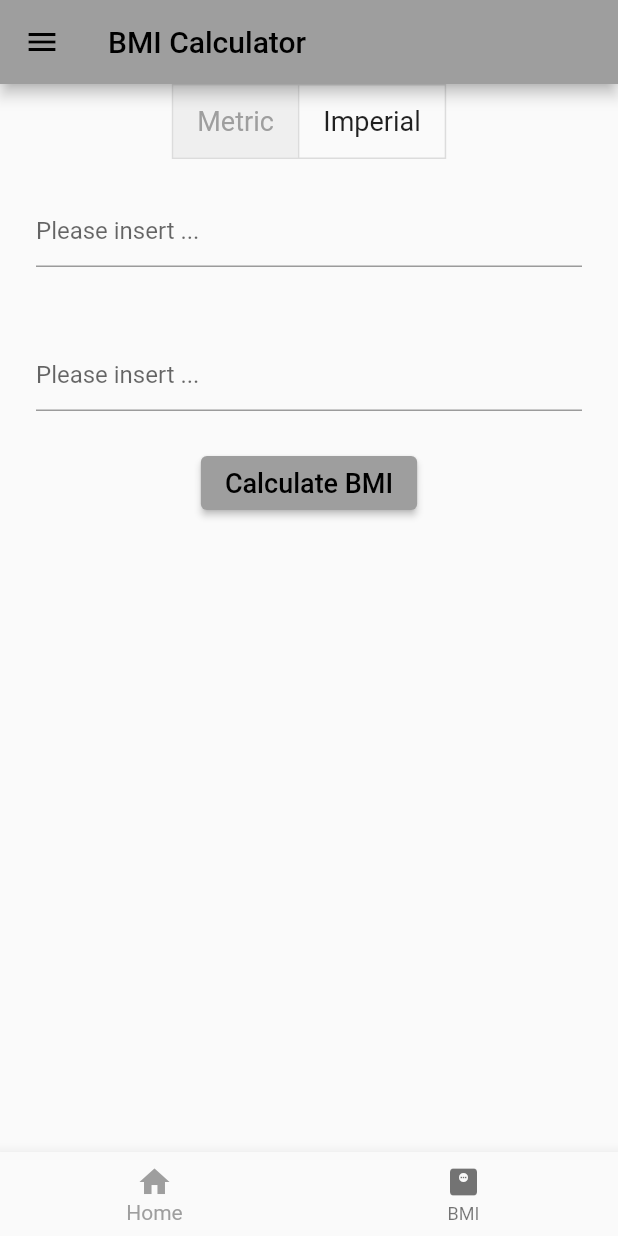
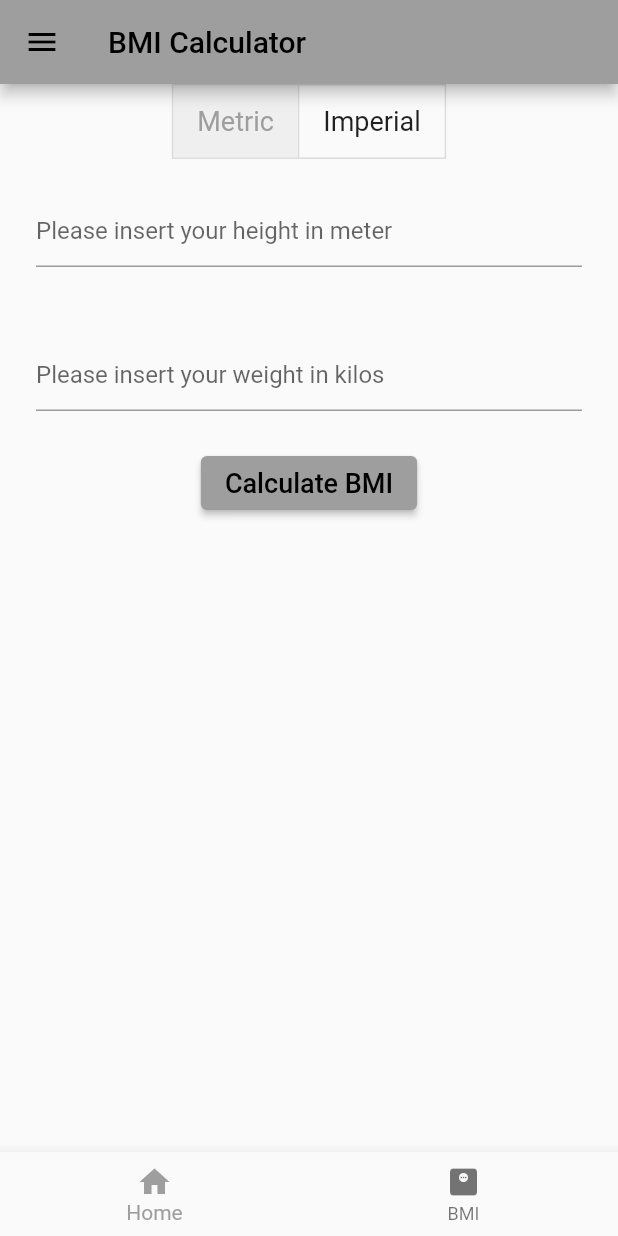
Before and after one commit to huutriGh/flutter_fitness, a Flutter app: the BmiScreen screen opened by its route, on a phone screen of 412 x 824 dp. Run offline on Flutter 3.47's test engine with Material 2 defaults, Android fonts, the phone set to English and light mode, and no system bars.

```diff
--- a/lib/screens/bmi_screen.dart
+++ b/lib/screens/bmi_screen.dart
@@ -16,6 +16,8 @@ class _BmiScreenState extends State<BmiScreen> {
   bool isImperial = false;
   late List<bool> isSelected;
   final double fontSize = 18;
+  String heightMessage = '';
+  String weightMessage = '';
 
   String result = '';
 
@@ -27,6 +29,10 @@ class _BmiScreenState extends State<BmiScreen> {
 
   @override
   Widget build(BuildContext context) {
+    heightMessage =
+        'Please insert your height in ${(isMetric) ? 'meter' : 'inches'}';
+    weightMessage =
+        'Please insert your weight in ${(isMetric) ? 'kilos' : 'pounds'}';
     return Scaffold(
         appBar: AppBar(
           title: const Text('BMI Calculator'),
@@ -60,8 +66,7 @@ class _BmiScreenState extends State<BmiScreen> {
               child: TextField(
                 controller: txtHeight,
                 keyboardType: TextInputType.number,
-                decoration:
-                    const InputDecoration(hintText: "Please insert ..."),
+                decoration: InputDecoration(hintText: heightMessage),
               ),
             ),
             Padding(
@@ -69,12 +74,11 @@ class _BmiScreenState extends State<BmiScreen> {
               child: TextField(
                 controller: txtWeight,
                 keyboardType: TextInputType.number,
-                decoration:
-                    const InputDecoration(hintText: "Please insert ..."),
+                decoration: InputDecoration(hintText: weightMessage),
               ),
             ),
             ElevatedButton(
-              onPressed: () {},
+              onPressed: findBMi,
               child: Text(
                 'Calculate BMI',
                 style: TextStyle(fontSize: fontSize),
@@ -110,5 +114,9 @@ class _BmiScreenState extends State<BmiScreen> {
     } else {
       bmi = weight * 703 / (height * height);
     }
+
+    setState(() {
+      result = 'Your BMI is ${bmi.toStringAsFixed(2)}';
+    });
   }
 }
--- a/pubspec.yaml
+++ b/pubspec.yaml
@@ -35,6 +35,7 @@ dependencies:
   # The following adds the Cupertino Icons font to your application.
   # Use with the CupertinoIcons class for iOS style icons.
   cupertino_icons: ^1.0.2
+  http: ^0.13.6
 
 dev_dependencies:
   flutter_test:
```
Also changed, not shown: lib/data/http_helper.dart (added, +20 -0 lines), lib/models/weather.dart (added, +18 -0 lines), pubspec.lock.
